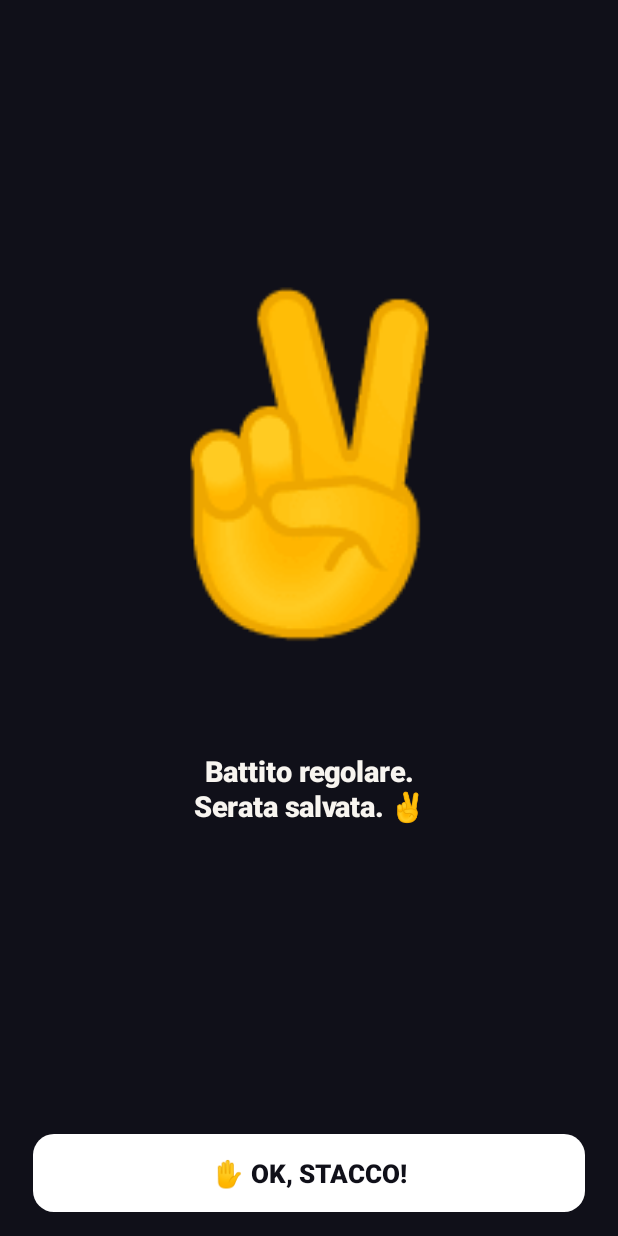
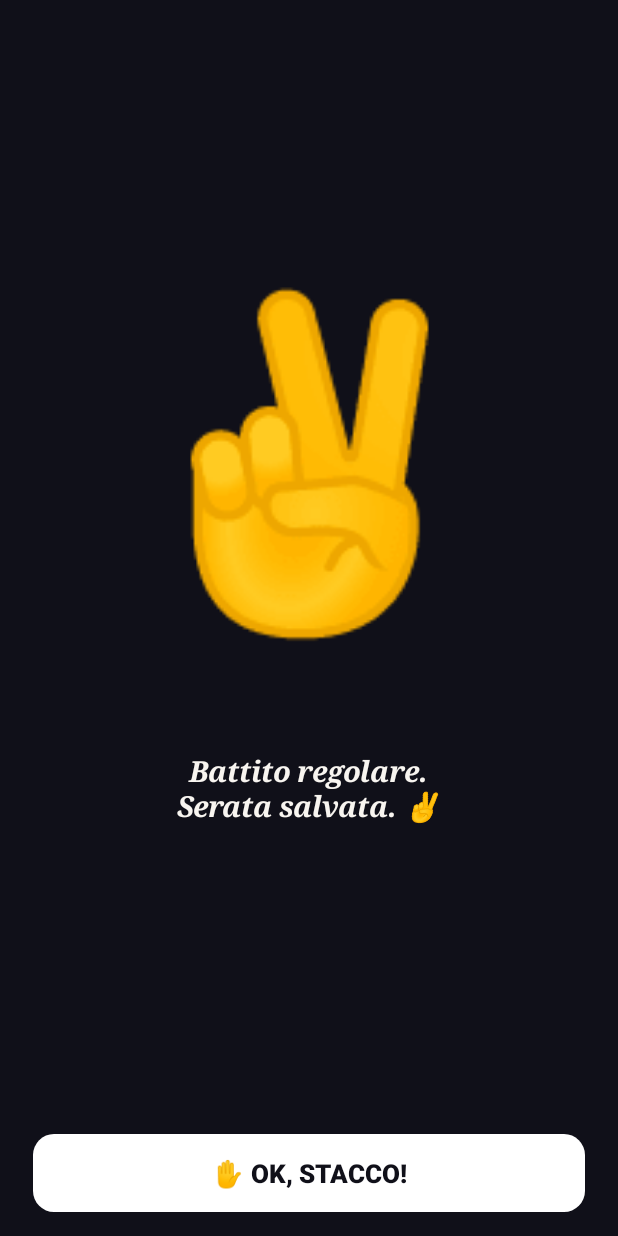
Before and after one commit to fabriziodemarco-bit/Stacca, an Android app: the InsultamiActivity screen opened directly, with no data from a screen before it, after a tap on "✋ OK, STACCO!", on a phone screen of 412 x 824 dp. Run offline under Robolectric (Android 15) with nearby library versions, the phone set to English and light mode, and no system bars; pictures from the network do not load.

Commit message:
Insultami: nuvoletta senza bordo, gelo in corsivo con grazie
Co-Authored-By: Claude Opus 5.5 <noreply@anthropic.com>

```diff
--- a/app/src/main/java/com/stacca/app/ui/InsultamiActivity.kt
+++ b/app/src/main/java/com/stacca/app/ui/InsultamiActivity.kt
@@ -18,6 +18,7 @@ import android.os.VibratorManager
 import android.speech.tts.TextToSpeech
 import android.speech.tts.UtteranceProgressListener
 import android.content.res.ColorStateList
+import android.graphics.Typeface
 import android.graphics.drawable.GradientDrawable
 import android.view.View
 import android.view.animation.OvershootInterpolator
@@ -323,7 +324,6 @@ class InsultamiActivity : AppCompatActivity() {
             return
         }
 
-        val d = resources.displayMetrics.density
         val scream = index == 4
         val fill = ContextCompat.getColor(
             this,
@@ -337,10 +337,10 @@ class InsultamiActivity : AppCompatActivity() {
             ?: (ContextCompat.getDrawable(this, R.drawable.bg_insult_bubble) as GradientDrawable)
         background.mutate()
         background.setColor(fill)
-        background.setStroke(((if (scream) 5 else 3) * d).toInt(), 0xFF000000.toInt())
         tvInsult.background = background
         tvInsult.setTextColor(0xFF000000.toInt())
         tvInsult.textSize = if (scream) 30f else 24f
+        tvInsult.typeface = Typeface.create("sans-serif-black", Typeface.NORMAL)
         tvInsult.text = line.uppercase(Locale.getDefault())
         tail.visibility = View.VISIBLE
         tailFill.imageTintList = ColorStateList.valueOf(fill)
@@ -369,6 +369,8 @@ class InsultamiActivity : AppCompatActivity() {
         tail.visibility = View.GONE
         tvInsult.setTextColor(ContextCompat.getColor(this, colorRes))
         tvInsult.textSize = 19f
+        // Corsivo con grazie: è "gelido", e la I maiuscola di "Io" non si confonde con la l
+        tvInsult.typeface = Typeface.create(Typeface.SERIF, Typeface.BOLD_ITALIC)
         tvInsult.text = text
     }
 
--- a/app/src/main/res/drawable/bg_insult_bubble.xml
+++ b/app/src/main/res/drawable/bg_insult_bubble.xml
@@ -1,7 +1,6 @@
 <?xml version="1.0" encoding="utf-8"?>
-<!-- Nuvoletta del fumetto di Insultami (colore e bordo cambiano nel codice) -->
+<!-- Nuvoletta del fumetto di Insultami (il colore cambia nel codice) -->
 <shape xmlns:android="http://schemas.android.com/apk/res/android" android:shape="rectangle">
     <solid android:color="#FFFFFF" />
     <corners android:radius="22dp" />
-    <stroke android:width="3dp" android:color="#000000" />
 </shape>
--- a/app/src/main/res/drawable/ic_bubble_tail_stroke.xml
+++ /dev/null
@@ -1,13 +0,0 @@
-<?xml version="1.0" encoding="utf-8"?>
-<!-- Beccuccio della nuvoletta: i due lati con il bordo nero -->
-<vector xmlns:android="http://schemas.android.com/apk/res/android"
-    android:width="26dp"
-    android:height="22dp"
-    android:viewportWidth="26"
-    android:viewportHeight="22">
-    <path
-        android:strokeColor="#FF000000"
-        android:strokeWidth="3"
-        android:strokeLineJoin="round"
-        android:pathData="M1.5,1.5 L5,20 L24.5,1.5" />
-</vector>
--- a/app/src/main/res/layout/activity_insultami.xml
+++ b/app/src/main/res/layout/activity_insultami.xml
@@ -86,14 +86,14 @@
                     android:lineSpacingMultiplier="1.05"
                     android:textColor="#000000" />
 
-                <!-- Beccuccio: riempimento colorato + bordo nero -->
+                <!-- Beccuccio, dello stesso colore della nuvoletta (si sovrappone di poco) -->
                 <FrameLayout
                     android:id="@+id/insultTail"
                     android:layout_width="26dp"
                     android:layout_height="22dp"
                     android:layout_gravity="start"
                     android:layout_marginStart="34dp"
-                    android:layout_marginTop="-3dp">
+                    android:layout_marginTop="-4dp">
 
                     <ImageView
                         android:id="@+id/ivInsultTailFill"
@@ -101,12 +101,6 @@
                         android:layout_height="match_parent"
                         android:importantForAccessibility="no"
                         android:src="@drawable/ic_bubble_tail_fill" />
-
-                    <ImageView
-                        android:layout_width="match_parent"
-                        android:layout_height="match_parent"
-                        android:importantForAccessibility="no"
-                        android:src="@drawable/ic_bubble_tail_stroke" />
                 </FrameLayout>
             </LinearLayout>
         </FrameLayout>
```
